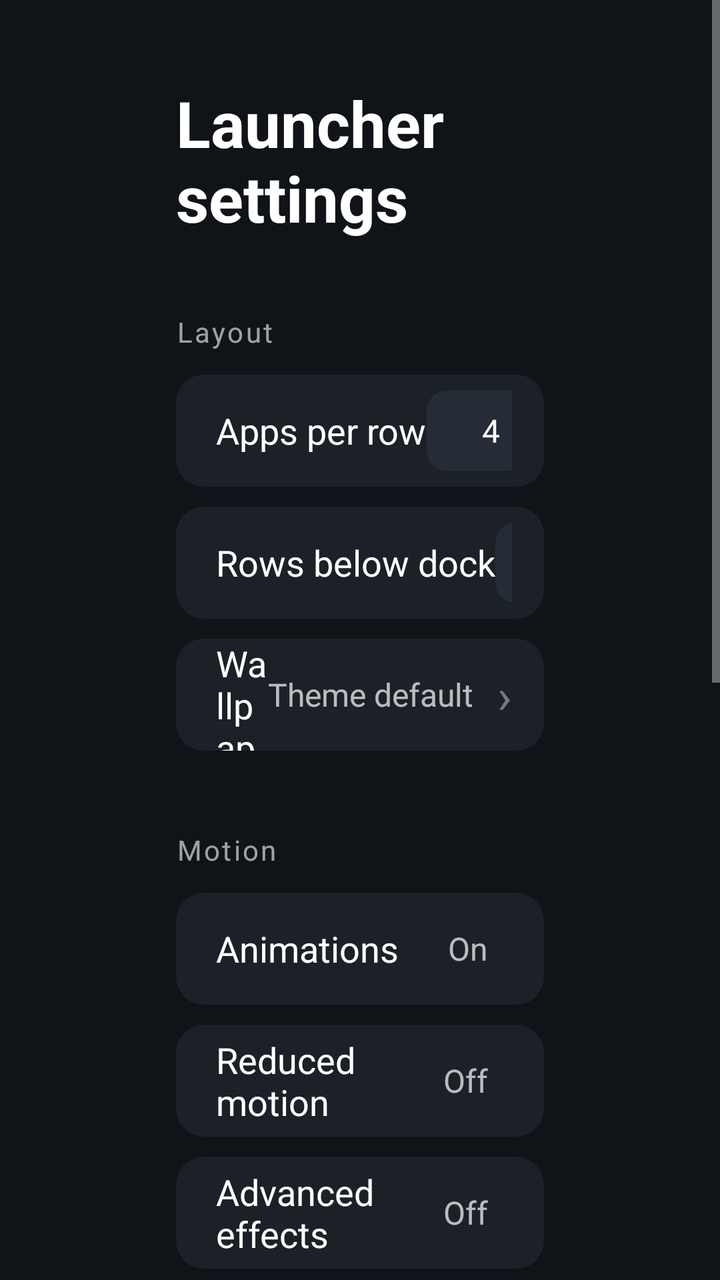
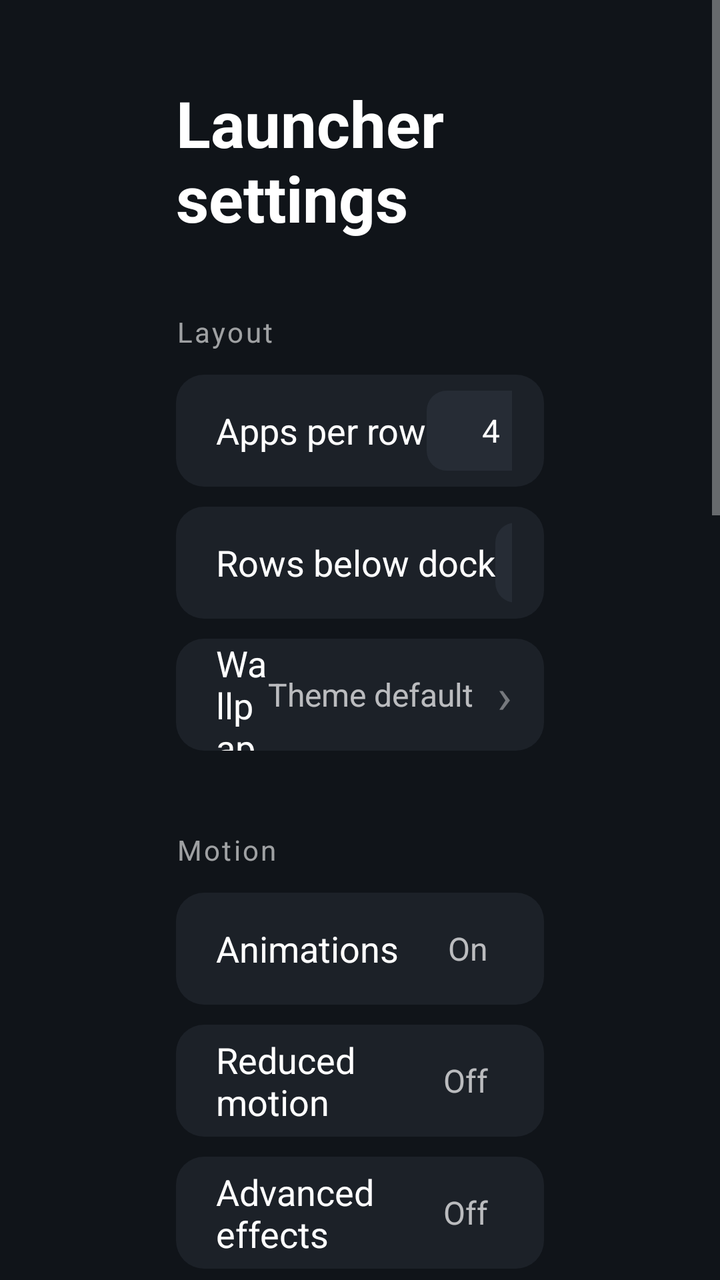

Two renders of the same Android screen: before a commit and after it. Below are the layout's source before the change and the commit's diff.
<!-- AndroidManifest.xml: application theme Theme.TvHome -->
<!-- res/layout/activity_launcher_settings.xml -->
<?xml version="1.0" encoding="utf-8"?>
<ScrollView xmlns:android="http://schemas.android.com/apk/res/android"
    android:layout_width="match_parent"
    android:layout_height="match_parent"
    android:background="#FF101419"
    android:fillViewport="true">

    <LinearLayout
        android:layout_width="match_parent"
        android:layout_height="wrap_content"
        android:orientation="vertical"
        android:paddingStart="88dp"
        android:paddingEnd="88dp"
        android:paddingTop="40dp"
        android:paddingBottom="48dp">

        
        <TextView
            android:layout_width="match_parent"
            android:layout_height="wrap_content"
            android:text="@string/launcher_settings"
            android:textColor="#FFFFFFFF"
            android:textSize="32sp"
            android:textStyle="bold" />

        
        <TextView
            style="@style/SettingsGroupTitle"
            android:layout_marginTop="36dp"
            android:text="@string/settings_group_layout" />

        
        <LinearLayout style="@style/SettingsRowV2"
            android:layout_marginTop="12dp"
            android:focusable="false"
            android:clickable="false">
            <TextView style="@style/SettingsRowLabel"
                android:text="@string/columns_label" />
            <LinearLayout
                android:layout_width="wrap_content"
                android:layout_height="wrap_content"
                android:orientation="horizontal">
                <TextView android:id="@+id/columns4" style="@style/SettingsSegment" android:text="4" />
                <TextView android:id="@+id/columns5" style="@style/SettingsSegment"
                    android:layout_marginStart="8dp" android:text="5" />
                <TextView android:id="@+id/columns6" style="@style/SettingsSegment"
                    android:layout_marginStart="8dp" android:text="6" />
                <TextView android:id="@+id/columns7" style="@style/SettingsSegment"
                    android:layout_marginStart="8dp" android:text="7" />
            </LinearLayout>
        </LinearLayout>

        
        <LinearLayout style="@style/SettingsRowV2"
            android:layout_marginTop="10dp"
            android:focusable="false"
            android:clickable="false">
            <TextView style="@style/SettingsRowLabel"
                android:text="@string/rows_below_dock_label" />
            <LinearLayout
                android:layout_width="wrap_content"
                android:layout_height="wrap_content"
                android:orientation="horizontal">
                <TextView android:id="@+id/rows0" style="@style/SettingsSegment" android:text="0" />
                <TextView android:id="@+id/rows1" style="@style/SettingsSegment"
                    android:layout_marginStart="8dp" android:text="1" />
                <TextView android:id="@+id/rows2" style="@style/SettingsSegment"
                    android:layout_marginStart="8dp" android:text="2" />
                <TextView android:id="@+id/rows3" style="@style/SettingsSegment"
                    android:layout_marginStart="8dp" android:text="3" />
            </LinearLayout>
        </LinearLayout>

        
        <LinearLayout style="@style/SettingsRowV2"
            android:id="@+id/wallpaperChoice"
            android:layout_marginTop="10dp">
            <TextView style="@style/SettingsRowLabel"
                android:text="@string/wallpaper_label" />
            <TextView android:id="@+id/wallpaperValue" style="@style/SettingsRowValue"
                android:text="@string/wallpaper_theme_default" />
            <TextView
                android:layout_width="wrap_content"
                android:layout_height="wrap_content"
                android:text="›"
                android:textColor="#66FFFFFF"
                android:textSize="24sp" />
        </LinearLayout>

        
        <TextView
            style="@style/SettingsGroupTitle"
            android:layout_marginTop="40dp"
            android:text="@string/settings_group_motion" />

        
        <LinearLayout style="@style/SettingsRowV2"
            android:id="@+id/animationsChoice"
            android:layout_marginTop="12dp">
            <TextView style="@style/SettingsRowLabel"
                android:text="@string/settings_animations" />
            <TextView android:id="@+id/animationsValue" style="@style/SettingsRowValue"
                android:text="@string/on" />
        </LinearLayout>

        
        <LinearLayout style="@style/SettingsRowV2"
            android:id="@+id/motionChoice"
            android:layout_marginTop="10dp">
            <TextView style="@style/SettingsRowLabel"
                android:text="@string/settings_motion" />
            <TextView android:id="@+id/motionValue" style="@style/SettingsRowValue"
                android:text="@string/off" />
        </LinearLayout>

        
        <LinearLayout style="@style/SettingsRowV2"
            android:id="@+id/advancedChoice"
            android:layout_marginTop="10dp">
            <TextView style="@style/SettingsRowLabel"
                android:text="@string/settings_advanced" />
            <TextView android:id="@+id/advancedValue" style="@style/SettingsRowValue"
                android:text="@string/off" />
        </LinearLayout>

        
        <TextView
            android:id="@+id/advancedOffHint"
            android:layout_width="match_parent"
            android:layout_height="wrap_content"
            android:layout_marginTop="6dp"
            android:paddingStart="20dp"
            android:text="@string/settings_advanced_off_hint"
            android:textColor="#66FFFFFF"
            android:textSize="13sp"
            android:visibility="gone" />

        
        <LinearLayout style="@style/SettingsRowV2"
            android:id="@+id/idleClockChoice"
            android:layout_marginTop="10dp">
            <TextView style="@style/SettingsRowLabel"
                android:text="时间屏保" />
            <TextView android:id="@+id/idleClockValue" style="@style/SettingsRowValue"
                android:text="@string/on" />
        </LinearLayout>

        
        <LinearLayout style="@style/SettingsRowV2"
            android:id="@+id/followThemeChoice"
            android:layout_marginTop="10dp">
            <TextView style="@style/SettingsRowLabel"
                android:text="@string/settings_follow_theme" />
            <TextView
                android:layout_width="wrap_content"
                android:layout_height="wrap_content"
                android:text="›"
                android:textColor="#66FFFFFF"
                android:textSize="24sp" />
        </LinearLayout>

        
        <TextView
            style="@style/SettingsGroupTitle"
            android:layout_marginTop="40dp"
            android:text="@string/settings_group_update" />

        
        <LinearLayout style="@style/SettingsRowV2"
            android:layout_marginTop="12dp"
            android:focusable="false"
            android:clickable="false">
            <TextView style="@style/SettingsRowLabel"
                android:text="@string/software_update" />
            <LinearLayout
                android:layout_width="wrap_content"
                android:layout_height="wrap_content"
                android:orientation="horizontal">
                <TextView android:id="@+id/updateManual"
                    style="@style/SettingsSegment"
                    android:layout_width="wrap_content"
                    android:paddingStart="16dp"
                    android:paddingEnd="16dp"
                    android:text="@string/software_update_manual" />
                <TextView android:id="@+id/updateAuto"
                    style="@style/SettingsSegment"
                    android:layout_width="wrap_content"
                    android:layout_marginStart="8dp"
                    android:paddingStart="16dp"
                    android:paddingEnd="16dp"
                    android:text="@string/software_update_auto" />
            </LinearLayout>
        </LinearLayout>

        
        <LinearLayout style="@style/SettingsRowV2"
            android:id="@+id/checkUpdateChoice"
            android:layout_marginTop="10dp">
            <TextView style="@style/SettingsRowLabel"
                android:text="@string/settings_check_update" />
            <TextView
                android:layout_width="wrap_content"
                android:layout_height="wrap_content"
                android:text="›"
                android:textColor="#66FFFFFF"
                android:textSize="24sp" />
        </LinearLayout>

        
        <TextView
            style="@style/SettingsGroupTitle"
            android:layout_marginTop="40dp"
            android:text="@string/settings_group_system" />

        
        <LinearLayout style="@style/SettingsRowV2"
            android:id="@+id/defaultHomeChoice"
            android:layout_marginTop="12dp">
            <TextView style="@style/SettingsRowLabel"
                android:text="@string/settings_home" />
            <TextView
                android:layout_width="wrap_content"
                android:layout_height="wrap_content"
                android:text="›"
                android:textColor="#66FFFFFF"
                android:textSize="24sp" />
        </LinearLayout>

        
        <LinearLayout style="@style/SettingsRowV2"
            android:id="@+id/tvSettingsChoice"
            android:layout_marginTop="10dp">
            <TextView style="@style/SettingsRowLabel"
                android:text="@string/settings_tv_settings" />
            <TextView
                android:layout_width="wrap_content"
                android:layout_height="wrap_content"
                android:text="›"
                android:textColor="#66FFFFFF"
                android:textSize="24sp" />
        </LinearLayout>

    </LinearLayout>
</ScrollView>
<!-- resources referenced by this layout -->
<resources>
  <string name="columns_label">Apps per row</string>
  <string name="launcher_settings">Launcher settings</string>
  <string name="off">Off</string>
  <string name="on">On</string>
  <string name="rows_below_dock_label">Rows below dock</string>
  <string name="settings_advanced">Advanced effects</string>
  <string name="settings_advanced_off_hint">Turn on Animations first</string>
  <string name="settings_animations">Animations</string>
  <string name="settings_check_update">Check for updates</string>
  <string name="settings_follow_theme">Restore theme defaults</string>
  <string name="settings_group_layout">Layout</string>
  <string name="settings_group_motion">Motion</string>
  <string name="settings_group_system">System</string>
  <string name="settings_group_update">Software update</string>
  <string name="settings_home">Set as default home</string>
  <string name="settings_motion">Reduced motion</string>
  <string name="settings_tv_settings">System settings</string>
  <string name="software_update">Software update</string>
  <string name="software_update_auto">Automatic</string>
  <string name="software_update_manual">Manual</string>
  <string name="wallpaper_label">Wallpaper</string>
  <string name="wallpaper_theme_default">Theme default</string>
  <style name="SettingsGroupTitle">
          <item name="android:layout_width">match_parent</item>
          <item name="android:layout_height">wrap_content</item>
          <item name="android:textColor">#99FFFFFF</item>
          <item name="android:textSize">14sp</item>
          <item name="android:letterSpacing">0.08</item>
      </style>
  <style name="SettingsRowLabel">
          <item name="android:layout_width">0dp</item>
          <item name="android:layout_height">wrap_content</item>
          <item name="android:layout_weight">1</item>
          <item name="android:textColor">#FFFFFFFF</item>
          <item name="android:textSize">18sp</item>
      </style>
  <style name="SettingsRowV2">
          <item name="android:layout_width">match_parent</item>
          <item name="android:layout_height">56dp</item>
          <item name="android:gravity">center_vertical</item>
          <item name="android:orientation">horizontal</item>
          <item name="android:paddingStart">20dp</item>
          <item name="android:paddingEnd">16dp</item>
          <item name="android:background">@drawable/settings_row_bg</item>
          <item name="android:focusable">true</item>
          <item name="android:clickable">true</item>
      </style>
  <style name="SettingsRowValue">
          <item name="android:layout_width">wrap_content</item>
          <item name="android:layout_height">wrap_content</item>
          <item name="android:textColor">#B3FFFFFF</item>
          <item name="android:textSize">16sp</item>
          <item name="android:layout_marginEnd">12dp</item>
      </style>
  <style name="SettingsSegment">
          <item name="android:layout_width">64dp</item>
          <item name="android:layout_height">40dp</item>
          <item name="android:gravity">center</item>
          <item name="android:textColor">#FFFFFFFF</item>
          <item name="android:textSize">16sp</item>
          <item name="android:background">@drawable/settings_segment_bg</item>
          <item name="android:focusable">true</item>
          <item name="android:clickable">true</item>
      </style>
  <style name="Theme.TvHome" parent="android:Theme.Holo.NoActionBar.Fullscreen">
          <item name="android:windowBackground">@android:color/black</item>
          <item name="android:colorBackground">@android:color/black</item>
          <item name="android:windowAnimationStyle">@null</item>
      </style>
  <!-- unchanged entries left out for length: 2 -->
</resources>

<!-- the commit's change to res/layout/activity_launcher_settings.xml (unified diff, before → after) -->
@@ -137,20 +137,118 @@
 
         
         <LinearLayout style="@style/SettingsRowV2"
+            android:id="@+id/followThemeChoice"
+            android:layout_marginTop="10dp">
+            <TextView style="@style/SettingsRowLabel"
+                android:text="@string/settings_follow_theme" />
+            <TextView
+                android:layout_width="wrap_content"
+                android:layout_height="wrap_content"
+                android:text="›"
+                android:textColor="#66FFFFFF"
+                android:textSize="24sp" />
+        </LinearLayout>
+
+        
+        <TextView
+            style="@style/SettingsGroupTitle"
+            android:layout_marginTop="40dp"
+            android:text="屏保" />
+
+        
+        <LinearLayout style="@style/SettingsRowV2"
+            android:layout_marginTop="12dp"
+            android:focusable="false"
+            android:clickable="false">
+            <TextView style="@style/SettingsRowLabel"
+                android:text="屏保样式" />
+            <LinearLayout
+                android:layout_width="wrap_content"
+                android:layout_height="wrap_content"
+                android:orientation="horizontal">
+                <TextView android:id="@+id/styleClock"
+                    style="@style/SettingsSegment"
+                    android:layout_width="wrap_content"
+                    android:paddingStart="20dp"
+                    android:paddingEnd="20dp"
+                    android:text="时间" />
+                <TextView android:id="@+id/styleBing"
+                    style="@style/SettingsSegment"
+                    android:layout_width="wrap_content"
+                    android:layout_marginStart="8dp"
+                    android:paddingStart="20dp"
+                    android:paddingEnd="20dp"
+                    android:text="壁纸" />
+            </LinearLayout>
+        </LinearLayout>
+
+        
+        <LinearLayout style="@style/SettingsRowV2"
             android:id="@+id/idleClockChoice"
             android:layout_marginTop="10dp">
             <TextView style="@style/SettingsRowLabel"
-                android:text="时间屏保" />
+                android:text="屏保开关" />
             <TextView android:id="@+id/idleClockValue" style="@style/SettingsRowValue"
                 android:text="@string/on" />
         </LinearLayout>
 
         
         <LinearLayout style="@style/SettingsRowV2"
-            android:id="@+id/followThemeChoice"
-            android:layout_marginTop="10dp">
-            <TextView style="@style/SettingsRowLabel"
-                android:text="@string/settings_follow_theme" />
+            android:id="@+id/wallpaperIntervalRow"
+            android:layout_marginTop="10dp"
+            android:focusable="false"
+            android:clickable="false"
+            android:visibility="gone">
+            <TextView style="@style/SettingsRowLabel"
+                android:text="换图间隔" />
+            <LinearLayout
+                android:layout_width="wrap_content"
+                android:layout_height="wrap_content"
+                android:orientation="horizontal">
+                <TextView android:id="@+id/wpEveryTime"
+                    style="@style/SettingsSegment"
+                    android:layout_width="wrap_content"
+                    android:paddingStart="16dp"
+                    android:paddingEnd="16dp"
+                    android:text="每次" />
+                <TextView android:id="@+id/wp1h"
+                    style="@style/SettingsSegment"
+                    android:layout_width="wrap_content"
+                    android:layout_marginStart="8dp"
+                    android:paddingStart="16dp"
+                    android:paddingEnd="16dp"
+                    android:text="1小时" />
+                <TextView android:id="@+id/wp1d"
+                    style="@style/SettingsSegment"
+                    android:layout_width="wrap_content"
+                    android:layout_marginStart="8dp"
+                    android:paddingStart="16dp"
+                    android:paddingEnd="16dp"
+                    android:text="1天" />
+            </LinearLayout>
+        </LinearLayout>
+
+        
+        <LinearLayout style="@style/SettingsRowV2"
+            android:id="@+id/wpNextChoice"
+            android:layout_marginTop="10dp"
+            android:visibility="gone">
+            <TextView style="@style/SettingsRowLabel"
+                android:text="立即换一张" />
+            <TextView
+                android:layout_width="wrap_content"
+                android:layout_height="wrap_content"
+                android:text="›"
+                android:textColor="#66FFFFFF"
+                android:textSize="24sp" />
+        </LinearLayout>
+
+        
+        <LinearLayout style="@style/SettingsRowV2"
+            android:id="@+id/previewScreensaverChoice"
+            android:layout_marginTop="10dp">
+            <TextView style="@style/SettingsRowLabel"
+                android:text="预览屏保" />
             <TextView
                 android:layout_width="wrap_content"
                 android:layout_height="wrap_content"
@@ -210,6 +308,102 @@
         <TextView
             style="@style/SettingsGroupTitle"
             android:layout_marginTop="40dp"
+            android:text="存储与清理" />
+
+        
+        <LinearLayout style="@style/SettingsRowV2"
+            android:id="@+id/quickTransferChoice"
+            android:layout_marginTop="12dp">
+            <TextView style="@style/SettingsRowLabel"
+                android:text="快传（手机推 APK 到电视）" />
+            <TextView
+                android:layout_width="wrap_content"
+                android:layout_height="wrap_content"
+                android:text="›"
+                android:textColor="#66FFFFFF"
+                android:textSize="24sp" />
+        </LinearLayout>
+
+        
+        <LinearLayout style="@style/SettingsRowV2"
+            android:id="@+id/autoCleanChoice"
+            android:layout_marginTop="10dp">
+            <TextView style="@style/SettingsRowLabel"
+                android:text="自动清理内存" />
+            <TextView android:id="@+id/autoCleanValue" style="@style/SettingsRowValue"
+                android:text="@string/off" />
+        </LinearLayout>
+
+        
+        <LinearLayout style="@style/SettingsRowV2"
+            android:id="@+id/autoCleanIntervalRow"
+            android:layout_marginTop="10dp"
+            android:focusable="false"
+            android:clickable="false"
+            android:visibility="gone">
+            <TextView style="@style/SettingsRowLabel"
+                android:text="清理间隔" />
+            <LinearLayout
+                android:layout_width="wrap_content"
+                android:layout_height="wrap_content"
+                android:orientation="horizontal">
+                <TextView android:id="@+id/interval30"
+                    style="@style/SettingsSegment"
+                    android:layout_width="wrap_content"
+                    android:paddingStart="16dp"
+                    android:paddingEnd="16dp"
+                    android:text="30分钟" />
+                <TextView android:id="@+id/interval60"
+                    style="@style/SettingsSegment"
+                    android:layout_width="wrap_content"
+                    android:layout_marginStart="8dp"
+                    android:paddingStart="16dp"
+                    android:paddingEnd="16dp"
+                    android:text="1小时" />
+                <TextView android:id="@+id/interval180"
+                    style="@style/SettingsSegment"
+                    android:layout_width="wrap_content"
+                    android:layout_marginStart="8dp"
+                    android:paddingStart="16dp"
+                    android:paddingEnd="16dp"
+                    android:text="3小时" />
+            </LinearLayout>
+        </LinearLayout>
+
+        
+        <LinearLayout style="@style/SettingsRowV2"
+            android:id="@+id/cleanWhitelistChoice"
+            android:layout_marginTop="10dp"
+            android:visibility="gone">
+            <TextView style="@style/SettingsRowLabel"
+                android:text="清理白名单（这些 App 不会被清）" />
+            <TextView
+                android:layout_width="wrap_content"
+                android:layout_height="wrap_content"
+                android:text="›"
+                android:textColor="#66FFFFFF"
+                android:textSize="24sp" />
+        </LinearLayout>
+
+        
+        <LinearLayout style="@style/SettingsRowV2"
+            android:id="@+id/cleanNowChoice"
+            android:layout_marginTop="10dp"
+            android:visibility="gone">
+            <TextView style="@style/SettingsRowLabel"
+                android:text="立即清理一次" />
+            <TextView
+                android:layout_width="wrap_content"
+                android:layout_height="wrap_content"
+                android:text="›"
+                android:textColor="#66FFFFFF"
+                android:textSize="24sp" />
+        </LinearLayout>
+
+        
+        <TextView
+            style="@style/SettingsGroupTitle"
+            android:layout_marginTop="40dp"
             android:text="@string/settings_group_system" />
 
         
